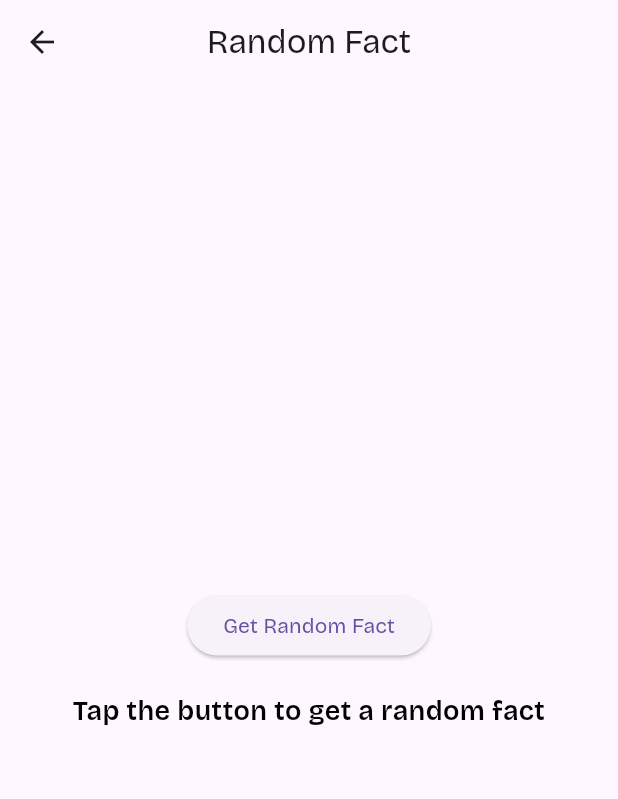
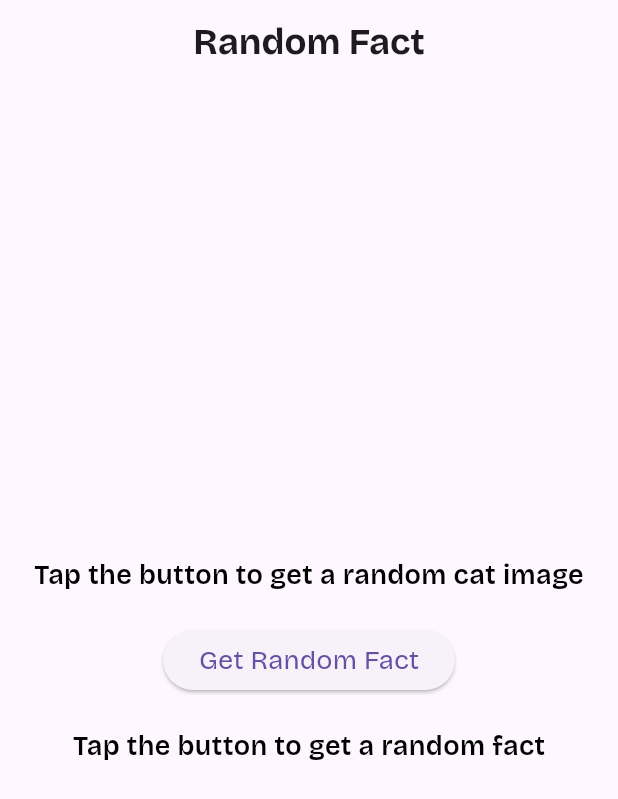
Before and after one commit to moElsmokhraty/FactCat, a Flutter app: the screen it shows after launch, on a phone screen of 412 x 824 dp. Shown: the top 799 px of the screen. Run offline on Flutter 3.47's test engine with Material 3 defaults, Android fonts, the phone set to English and light mode, and no system bars; our stand-ins replace dartz, dio, flutter_cache_manager, flutter_riverpod, flutter_screenutil, get_it and 2 more; accounts and stored records are empty; project files that could hold a hidden picture were left out.

Commit message:
Get Random Cat Image and Cache it ✅

```diff
--- a/lib/core/api/api_service.dart
+++ b/lib/core/api/api_service.dart
@@ -13,7 +13,7 @@ class ApiService {
     if (response.data is Map<String, dynamic>) {
       return response.data;
     } else {
-      throw {"data": response.data};
+      return {"data": response.data};
     }
   }
 }
--- a/lib/core/di/service_locator.dart
+++ b/lib/core/di/service_locator.dart
@@ -6,13 +6,13 @@ import '../../features/main/data/data_sources/main_remote_data_source/main_remot
 import '../../features/main/data/data_sources/main_remote_data_source/main_remote_data_source_impl.dart';
 import '../../features/main/data/repos/main_repo.dart';
 import '../../features/main/data/repos/main_repo_impl.dart';
+import '../../features/main/domain/usecases/get_cat_image_use_case.dart';
 import '../../features/main/domain/usecases/get_random_fact_usecase.dart';
 import '../api/api_service.dart';
 
 GetIt getIt = GetIt.instance;
 
 void setupServiceLocator() {
-
   final Dio dio = Dio(
     BaseOptions(
       connectTimeout: const Duration(seconds: 120),
@@ -28,9 +28,7 @@ void setupServiceLocator() {
     MainRemoteDataSourceImpl(getIt.get<ApiService>()),
   );
 
-  getIt.registerSingleton<MainLocalDataSource>(
-    MainLocalDataSourceImpl(),
-  );
+  getIt.registerSingleton<MainLocalDataSource>(MainLocalDataSourceImpl());
 
   getIt.registerSingleton<MainRepo>(
     MainRepoImpl(
@@ -38,7 +36,12 @@ void setupServiceLocator() {
       localDataSource: getIt.get<MainLocalDataSource>(),
     ),
   );
+
   getIt.registerSingleton<GetRandomFactUseCase>(
     GetRandomFactUseCase(getIt.get<MainRepo>()),
   );
+
+  getIt.registerSingleton<GetCatImageUseCase>(
+    GetCatImageUseCase(getIt.get<MainRepo>()),
+  );
 }
--- a/lib/core/functions/setup_hive_db.dart
+++ b/lib/core/functions/setup_hive_db.dart
@@ -6,4 +6,5 @@ Future<void> setupHiveDB() async {
   await Hive.initFlutter();
   Hive.registerAdapter(FactEntityAdapter());
   await Hive.openBox<FactEntity>(kFactsBox);
+  await Hive.openBox<String>(kCatImageBox);
 }
--- a/lib/core/utils/constants.dart
+++ b/lib/core/utils/constants.dart
@@ -1 +1,3 @@
 final String kFactsBox = 'factsBox';
+
+final String kCatImageBox = 'catImageBox';
--- a/lib/features/main/data/data_sources/main_local_data_source/main_local_data_source.dart
+++ b/lib/features/main/data/data_sources/main_local_data_source/main_local_data_source.dart
@@ -2,4 +2,6 @@ import '../../../domain/entities/fact_entity.dart';
 
 abstract class MainLocalDataSource {
   FactEntity? getRandomFact();
+
+  String? getCatImage();
 }
--- a/lib/features/main/data/data_sources/main_remote_data_source/main_remote_data_source.dart
+++ b/lib/features/main/data/data_sources/main_remote_data_source/main_remote_data_source.dart
@@ -2,4 +2,6 @@ import '../../../domain/entities/fact_entity.dart';
 
 abstract class MainRemoteDataSource {
   Future<FactEntity> fetchRandomFact();
+
+  Future<String> fetchCatImage();
 }
--- a/lib/features/main/data/data_sources/main_remote_data_source/main_remote_data_source_impl.dart
+++ b/lib/features/main/data/data_sources/main_remote_data_source/main_remote_data_source_impl.dart
@@ -1,5 +1,6 @@
 import '../../../../../core/api/api_endpoints.dart';
 import '../../../../../core/api/api_service.dart';
+import '../../../../../core/functions/cache_cat_image.dart';
 import '../../../../../core/functions/cache_random_fact.dart';
 import '../../../domain/entities/fact_entity.dart';
 import '../../models/fact_model.dart';
@@ -18,4 +19,12 @@ class MainRemoteDataSourceImpl implements MainRemoteDataSource {
     await cacheRandomFact(entity);
     return entity;
   }
+
+  @override
+  Future<String> fetchCatImage() async {
+    final data = await _apiService.get(endpoint: ApiEndpoints.catImage);
+    String image = (data['data'] as List).first['url'] as String;
+    await cacheCatImage(image);
+    return image;
+  }
 }
--- a/lib/features/main/data/repos/main_repo.dart
+++ b/lib/features/main/data/repos/main_repo.dart
@@ -4,4 +4,6 @@ import '../../../../core/errors/failure.dart';
 
 abstract class MainRepo {
   Future<Either<Failure, FactEntity>> getRandomFact();
+
+  Future<Either<Failure, String>> getCatImage();
 }
--- a/lib/features/main/presentation/controllers/main_controller/main_state.dart
+++ b/lib/features/main/presentation/controllers/main_controller/main_state.dart
@@ -1,19 +1,58 @@
-part of 'main_notifier.dart';
+import '../../../domain/entities/fact_entity.dart';
 
-abstract class MainState {}
+sealed class FactState {}
 
-class MainInitial extends MainState {}
+class FactInitial extends FactState {}
 
-class GetRandomFactLoading extends MainState {}
+class GetRandomFactLoading extends FactState {}
 
-class GetRandomFactSuccess extends MainState {
+class GetRandomFactSuccess extends FactState {
   final FactEntity fact;
-
   GetRandomFactSuccess(this.fact);
 }
 
-class GetRandomFactFailure extends MainState {
+class GetRandomFactFailure extends FactState {
   final String message;
-
   GetRandomFactFailure(this.message);
 }
+
+sealed class ImageState {}
+
+class ImageInitial extends ImageState {}
+
+class GetCatImageLoading extends ImageState {}
+
+class GetCatImageSuccess extends ImageState {
+  final String image;
+  GetCatImageSuccess(this.image);
+}
+
+class GetCatImageFailure extends ImageState {
+  final String message;
+  GetCatImageFailure(this.message);
+}
+
+class MainState {
+  final FactState factState;
+  final ImageState imageState;
+
+  MainState({
+    required this.factState,
+    required this.imageState,
+  });
+
+  MainState copyWith({
+    FactState? factState,
+    ImageState? imageState,
+  }) {
+    return MainState(
+      factState: factState ?? this.factState,
+      imageState: imageState ?? this.imageState,
+    );
+  }
+
+  factory MainState.initial() => MainState(
+    factState: FactInitial(),
+    imageState: ImageInitial(),
+  );
+}
--- a/lib/features/main/presentation/views/main_view/main_view.dart
+++ b/lib/features/main/presentation/views/main_view/main_view.dart
@@ -6,6 +6,16 @@ class MainView extends StatelessWidget {
 
   @override
   Widget build(BuildContext context) {
-    return Scaffold(body: SafeArea(child: MainViewBody()));
+    return Scaffold(
+      appBar: AppBar(
+        title: const Text(
+          'Random Fact',
+          style: TextStyle(fontSize: 24, fontWeight: FontWeight.bold),
+        ),
+        centerTitle: true,
+        leading: SizedBox.shrink(),
+      ),
+      body: SafeArea(child: MainViewBody()),
+    );
   }
 }
--- a/lib/features/main/presentation/views/main_view/widgets/main_view_body.dart
+++ b/lib/features/main/presentation/views/main_view/widgets/main_view_body.dart
@@ -1,47 +1,64 @@
+import 'dart:io';
 import 'package:flutter/material.dart';
 import 'package:flutter_riverpod/flutter_riverpod.dart';
 import '../../../../../../core/di/service_locator.dart';
+import '../../../../domain/usecases/get_cat_image_use_case.dart';
 import '../../../../domain/usecases/get_random_fact_usecase.dart';
 import '../../../controllers/main_controller/main_notifier.dart';
+import '../../../controllers/main_controller/main_state.dart';
 
+// UseCase Providers
 final getRandomFactUseCaseProvider = Provider<GetRandomFactUseCase>((ref) {
   return getIt<GetRandomFactUseCase>();
 });
 
-final mainProvider = StateNotifierProvider.autoDispose<MainNotifier, MainState>(
-  (ref) {
-    return MainNotifier(ref.watch(getRandomFactUseCaseProvider));
-  },
+final getCatImageUseCaseProvider = Provider<GetCatImageUseCase>((ref) {
+  return getIt<GetCatImageUseCase>();
+});
+
+final mainNotifierProvider =
+    StateNotifierProvider.autoDispose<MainNotifier, MainState>((ref) {
+      return MainNotifier(
+        ref.watch(getRandomFactUseCaseProvider),
+        ref.watch(getCatImageUseCaseProvider),
       );
+    });
 
 class MainViewBody extends ConsumerWidget {
   const MainViewBody({super.key});
 
   @override
   Widget build(BuildContext context, WidgetRef ref) {
-    final state = ref.watch(mainProvider);
-    final notifier = ref.read(mainProvider.notifier);
+    final state = ref.watch(mainNotifierProvider);
+    final notifier = ref.read(mainNotifierProvider.notifier);
 
-    return Scaffold(
-      appBar: AppBar(title: const Text('Random Fact'), centerTitle: true),
-      body: Padding(
+    return Padding(
       padding: const EdgeInsets.all(16),
       child: Column(
         mainAxisAlignment: MainAxisAlignment.center,
         children: [
+          _buildImageStateContent(state.imageState),
+          const SizedBox(height: 20),
           ElevatedButton(
-              onPressed: notifier.fetchRandomFact,
-              child: const Text('Get Random Fact'),
+            onPressed: () async {
+              await Future.wait([
+                notifier.fetchRandomFact(),
+                notifier.fetchCatImage(),
+              ]);
+            },
+            child: const Text(
+              'Get Random Fact',
+              style: TextStyle(fontSize: 18),
+            ),
           ),
           const SizedBox(height: 20),
-            Center(child: _buildStateContent(state)),
+          Center(child: _buildFactStateContent(state.factState)),
         ],
-        ),
       ),
     );
   }
 
-  Widget _buildStateContent(MainState state) {
+  Widget _buildFactStateContent(FactState state) {
     return switch (state) {
       GetRandomFactLoading() => const CircularProgressIndicator(),
       GetRandomFactFailure(:final message) => Text(
@@ -56,7 +73,7 @@ class MainViewBody extends ConsumerWidget {
       GetRandomFactSuccess(:final fact) => Text(
         fact.fact,
         textAlign: TextAlign.center,
-        style: const TextStyle(
+        style: TextStyle(
           fontSize: 18,
           fontWeight: FontWeight.w600,
           color: Colors.black,
@@ -64,7 +81,43 @@ class MainViewBody extends ConsumerWidget {
       ),
       _ => const Text(
         'Tap the button to get a random fact',
+        style: TextStyle(
+          fontSize: 18,
+          fontWeight: FontWeight.w600,
+          color: Colors.black,
+        ),
+      ),
+    };
+  }
+
+  Widget _buildImageStateContent(ImageState state) {
+    return switch (state) {
+      GetCatImageLoading() => Container(
+        alignment: Alignment.center,
+        height: 250,
+        width: 500,
+        child: const CircularProgressIndicator(),
+      ),
+      GetCatImageFailure(:final message) => Text(
+        'Error: $message',
         textAlign: TextAlign.center,
+        style: TextStyle(
+          fontSize: 18,
+          fontWeight: FontWeight.w600,
+          color: Colors.black,
+        ),
+      ),
+      GetCatImageSuccess(:final image) =>
+        image.startsWith('http')
+            ? Image.network(image, height: 250, width: 500, fit: BoxFit.cover)
+            : Image.file(
+                File(image),
+                height: 250,
+                width: 500,
+                fit: BoxFit.cover,
+              ),
+      _ => const Text(
+        'Tap the button to get a random cat image',
         style: TextStyle(
           fontSize: 18,
           fontWeight: FontWeight.w600,
--- a/pubspec.yaml
+++ b/pubspec.yaml
@@ -41,6 +41,9 @@ dependencies:
   riverpod: ^2.6.1
   flutter_riverpod: ^2.6.1
   dartz: ^0.10.1
+  flutter_cache_manager: ^3.4.1
+  path_provider: ^2.1.5
+  path: ^1.9.1
 
 dev_dependencies:
   flutter_test:
```
Also changed, not shown: lib/core/functions/cache_cat_image.dart (added, +21 -0 lines), lib/features/main/data/data_sources/main_local_data_source/main_local_data_source_impl.dart (+23 -2 lines), lib/features/main/data/repos/main_repo_impl.dart (+20 -0 lines), lib/features/main/domain/usecases/get_cat_image_use_case.dart (added, +15 -0 lines), lib/features/main/presentation/controllers/main_controller/main_notifier.dart (+26 -10 lines), lib/main.dart (+6 -1 lines), lib/features/main/domain/entities/fact_entity.g.dart (added), pubspec.lock. Lines whose indentation alone changed are shown as unchanged.
